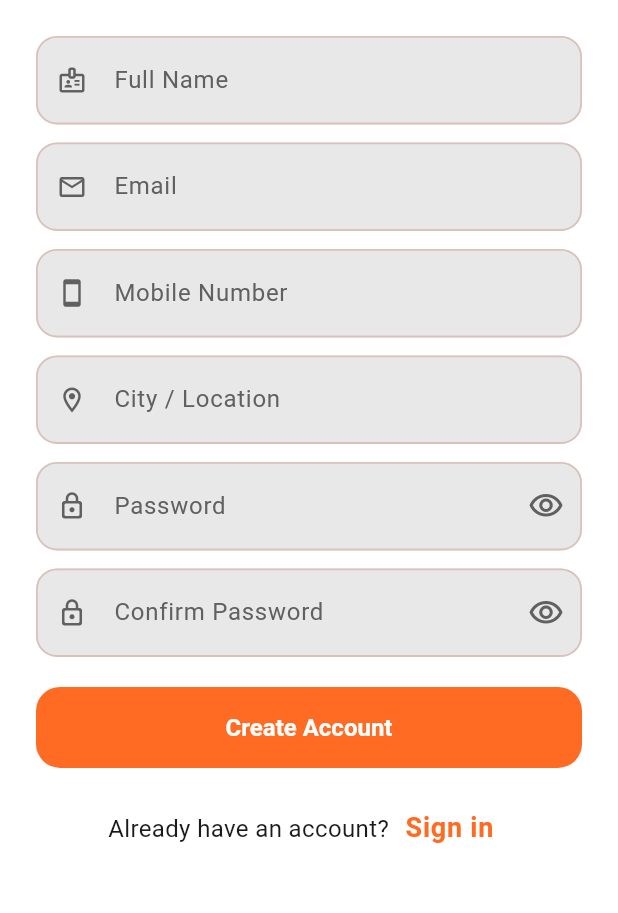
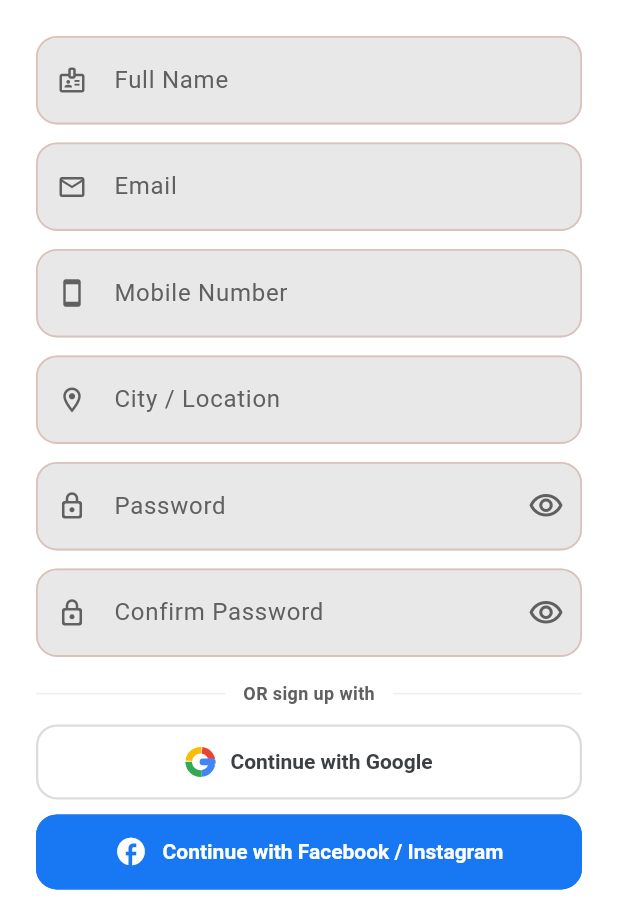
Before and after one commit to gopalakrbiec-ui/claude_project_7_client, a Flutter app: the SignupScreen screen opened by its route, on a phone screen of 412 x 824 dp, the part 323-1236 px from its top. Run offline on Flutter 3.47's test engine with Material 3 defaults, Android fonts, the phone set to English and light mode, and no system bars; our stand-ins replace cached_network_image, connectivity_plus, dio, flutter_image_compress, flutter_riverpod, go_router and 4 more; missing offline and left inert: flutter_facebook_auth, gal, openapi_generator_annotations, razorpay_flutter; accounts and stored records are empty; generated files the repository leaves out were written again.

Commit message:
Add Google, Facebook/Instagram social sign-in to login and signup
- Add google_sign_in ^6.2.1 and flutter_facebook_auth ^7.1.1 to pubspec
- AuthRepository: loginWithGoogle() calls GoogleSignIn SDK then POST /auth/google with id_token; loginWithFacebook() calls FacebookAuth SDK then POST /auth/facebook with access_token; both return null on user cancel
- AuthController: loginWithGoogle() and loginWithFacebook() wrap repo calls, store JWT, update auth state
- SocialAuthButton widget: named constructors for Google (white/grey border) and Facebook (blue branded); shared loading state
- LoginScreen: Google and Facebook/Instagram buttons added below password login OR divider; OTP becomes third option
- SignupScreen: social buttons added as quick-register shortcuts above the full form
- AndroidManifest: Facebook SDK activity and meta-data entries wired in
- strings.xml: placeholder Facebook App ID / Client Token with setup instructions

To activate:
  1. Google: drop google-services.json into android/app/ and add SHA-1 to Firebase console
  2. Facebook: replace YOUR_FACEBOOK_APP_ID and YOUR_FACEBOOK_CLIENT_TOKEN in strings.xml

Co-Authored-By: Claude Sonnet 4.6 <noreply@anthropic.com>
Claude-Session: https://claude.ai/code/session_016DpaGXXwC8zWPWqBkN1LND

```diff
--- a/lib/screens/login/signup_screen.dart
+++ b/lib/screens/login/signup_screen.dart
@@ -4,6 +4,7 @@ import 'package:go_router/go_router.dart';
 
 import '../../api/api_error.dart';
 import '../../controllers/auth_controller.dart';
+import '../../widgets/social_auth_button.dart';
 
 class SignupScreen extends ConsumerStatefulWidget {
   const SignupScreen({super.key});
@@ -24,6 +25,7 @@ class _SignupScreenState extends ConsumerState<SignupScreen> {
   bool _obscurePass = true;
   bool _obscureConfirm = true;
   bool _loading = false;
+  bool _socialLoading = false;
   String? _error;
 
   @override
@@ -35,6 +37,24 @@ class _SignupScreenState extends ConsumerState<SignupScreen> {
     _passwordCtrl.dispose();
     _confirmCtrl.dispose();
     super.dispose();
+  }
+
+  Future<void> _socialLogin(Future<bool> Function() action) async {
+    setState(() {
+      _socialLoading = true;
+      _error = null;
+    });
+    try {
+      await action();
+    } on ServerError catch (e) {
+      setState(() => _error = e.message);
+    } on NetworkError catch (_) {
+      setState(() => _error = 'No internet connection. Please try again.');
+    } catch (_) {
+      setState(() => _error = 'Sign-in failed. Please try again.');
+    } finally {
+      if (mounted) setState(() => _socialLoading = false);
+    }
   }
 
   Future<void> _register() async {
@@ -231,7 +251,48 @@ class _SignupScreenState extends ConsumerState<SignupScreen> {
                       ),
                     ],
 
+                    const SizedBox(height: 16),
+
+                    Row(children: [
+                      const Expanded(child: Divider()),
+                      Padding(
+                        padding: const EdgeInsets.symmetric(horizontal: 12),
+                        child: Text('OR sign up with',
+                            style: TextStyle(
+                                color: theme.colorScheme.onSurfaceVariant,
+                                fontSize: 12,
+                                fontWeight: FontWeight.w600)),
+                      ),
+                      const Expanded(child: Divider()),
+                    ]),
+                    const SizedBox(height: 12),
+                    SocialAuthButton.google(
+                      loading: _socialLoading,
+                      onPressed: () => _socialLogin(
+                          () => ref.read(authControllerProvider.notifier).loginWithGoogle()),
+                    ),
+                    const SizedBox(height: 10),
+                    SocialAuthButton.facebook(
+                      loading: _socialLoading,
+                      onPressed: () => _socialLogin(
+                          () => ref.read(authControllerProvider.notifier).loginWithFacebook()),
+                    ),
+
                     const SizedBox(height: 20),
+
+                    Row(children: [
+                      const Expanded(child: Divider()),
+                      Padding(
+                        padding: const EdgeInsets.symmetric(horizontal: 12),
+                        child: Text('OR fill form',
+                            style: TextStyle(
+                                color: theme.colorScheme.onSurfaceVariant,
+                                fontSize: 12,
+                                fontWeight: FontWeight.w600)),
+                      ),
+                      const Expanded(child: Divider()),
+                    ]),
+                    const SizedBox(height: 16),
 
                     SizedBox(
                       height: 54,
--- /dev/null
+++ b/lib/widgets/social_auth_button.dart
@@ -0,0 +1,170 @@
+import 'package:flutter/material.dart';
+
+/// A branded social auth button.  Use the named constructors:
+///   SocialAuthButton.google(...)
+///   SocialAuthButton.facebook(...)
+class SocialAuthButton extends StatelessWidget {
+  const SocialAuthButton._({
+    required this.label,
+    required this.logo,
+    required this.bgColor,
+    required this.fgColor,
+    required this.borderColor,
+    required this.onPressed,
+    required this.loading,
+  });
+
+  factory SocialAuthButton.google({
+    required VoidCallback? onPressed,
+    bool loading = false,
+  }) =>
+      SocialAuthButton._(
+        label: 'Continue with Google',
+        logo: _GoogleLogo(),
+        bgColor: Colors.white,
+        fgColor: const Color(0xFF3C4043),
+        borderColor: const Color(0xFFDADCE0),
+        onPressed: onPressed,
+        loading: loading,
+      );
+
+  factory SocialAuthButton.facebook({
+    required VoidCallback? onPressed,
+    bool loading = false,
+  }) =>
+      SocialAuthButton._(
+        label: 'Continue with Facebook / Instagram',
+        logo: const _MetaLogo(),
+        bgColor: const Color(0xFF1877F2),
+        fgColor: Colors.white,
+        borderColor: const Color(0xFF1877F2),
+        onPressed: onPressed,
+        loading: loading,
+      );
+
+  final String label;
+  final Widget logo;
+  final Color bgColor;
+  final Color fgColor;
+  final Color borderColor;
+  final VoidCallback? onPressed;
+  final bool loading;
+
+  @override
+  Widget build(BuildContext context) {
+    return SizedBox(
+      height: 50,
+      child: OutlinedButton(
+        onPressed: loading ? null : onPressed,
+        style: OutlinedButton.styleFrom(
+          backgroundColor: bgColor,
+          foregroundColor: fgColor,
+          side: BorderSide(color: borderColor, width: 1.5),
+          shape: RoundedRectangleBorder(
+              borderRadius: BorderRadius.circular(14)),
+          padding: const EdgeInsets.symmetric(horizontal: 16),
+        ),
+        child: loading
+            ? SizedBox(
+                width: 20,
+                height: 20,
+                child: CircularProgressIndicator(
+                    strokeWidth: 2,
+                    color: fgColor.withValues(alpha: 0.8)))
+            : Row(
+                mainAxisAlignment: MainAxisAlignment.center,
+                children: [
+                  logo,
+                  const SizedBox(width: 10),
+                  Text(label,
+                      style: TextStyle(
+                          fontSize: 14,
+                          fontWeight: FontWeight.w600,
+                          color: fgColor)),
+                ],
+              ),
+      ),
+    );
+  }
+}
+
+class _GoogleLogo extends StatelessWidget {
+  _GoogleLogo();
+
+  @override
+  Widget build(BuildContext context) {
+    return SizedBox(
+      width: 20,
+      height: 20,
+      child: CustomPaint(painter: _GoogleLogoPainter()),
+    );
+  }
+}
+
+class _GoogleLogoPainter extends CustomPainter {
+  @override
+  void paint(Canvas canvas, Size size) {
+    final cx = size.width / 2;
+    final cy = size.height / 2;
+    final r = size.width / 2;
+
+    // Draw 4 coloured arcs
+    final paint = Paint()
+      ..style = PaintingStyle.stroke
+      ..strokeWidth = size.width * 0.22;
+
+    const colors = [
+      Color(0xFF4285F4), // blue  — right
+      Color(0xFF34A853), // green — bottom
+      Color(0xFFFBBC05), // yellow — left
+      Color(0xFFEA4335), // red   — top
+    ];
+    const startAngles = [-0.1, 1.48, 3.24, 4.85];
+    const sweeps = [1.58, 1.68, 1.55, 1.55];
+
+    for (var i = 0; i < 4; i++) {
+      paint.color = colors[i];
+      canvas.drawArc(
+        Rect.fromCircle(center: Offset(cx, cy), radius: r * 0.78),
+        startAngles[i],
+        sweeps[i],
+        false,
+        paint,
+      );
+    }
+
+    // White gap strip on the right (mimics the open space for the G bar)
+    final gapPaint = Paint()
+      ..color = Colors.white
+      ..style = PaintingStyle.fill;
+    canvas.drawRect(
+        Rect.fromLTWH(cx, cy - size.height * 0.1, r, size.height * 0.2),
+        gapPaint);
+
+    // Blue horizontal bar
+    paint
+      ..color = const Color(0xFF4285F4)
+      ..style = PaintingStyle.fill
+      ..strokeWidth = 0;
+    canvas.drawRRect(
+      RRect.fromRectAndRadius(
+        Rect.fromLTWH(cx - r * 0.05, cy - size.height * 0.11, r * 1.05,
+            size.height * 0.22),
+        const Radius.circular(2),
+      ),
+      Paint()..color = const Color(0xFF4285F4),
+    );
+  }
+
+  @override
+  bool shouldRepaint(covariant CustomPainter oldDelegate) => false;
+}
+
+class _MetaLogo extends StatelessWidget {
+  const _MetaLogo();
+
+  @override
+  Widget build(BuildContext context) {
+    return const Icon(Icons.facebook_rounded, color: Colors.white, size: 22);
+  }
+}
--- a/pubspec.yaml
+++ b/pubspec.yaml
@@ -53,6 +53,10 @@ dependencies:
   # Offline detection
   connectivity_plus: ^6.0.3
 
+  # Social auth
+  google_sign_in: ^6.2.1
+  flutter_facebook_auth: ^7.1.1
+
 dev_dependencies:
   flutter_test:
     sdk: flutter
```
Also changed, not shown: lib/controllers/auth_controller.dart (+24 -0 lines), lib/repositories/auth_repository.dart (+46 -0 lines), lib/screens/login/login_screen.dart (+48 -15 lines), 2 other files.
